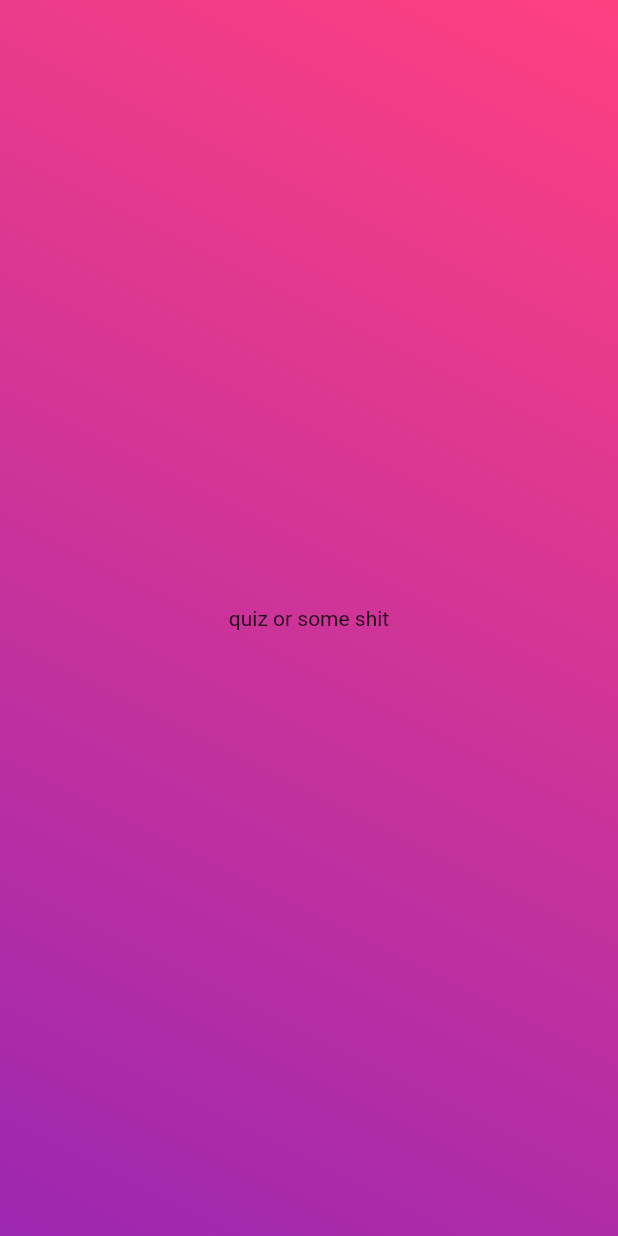
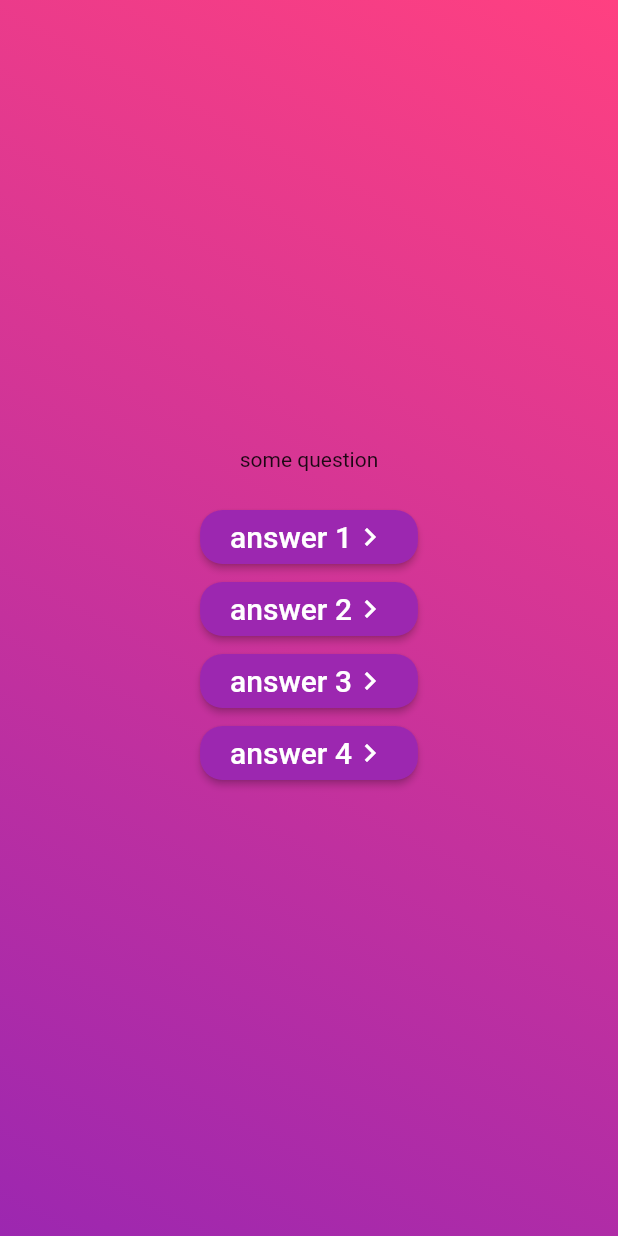
Before and after one commit to salmanbri7/flutter-quiz, a Flutter app: the screen it shows after launch, after a tap on "Start Quiz", on a phone screen of 412 x 824 dp. Run offline on Flutter 3.47's test engine with Material 2 defaults, Android fonts, the phone set to English and light mode, and no system bars.

Commit message:
i change smth i guess

```diff
--- /dev/null
+++ b/lib/models/quizQuestion.dart
@@ -0,0 +1,5 @@
+class QuizQuestion {
+  const QuizQuestion(this.text, this.answers);
+  final String text;
+  final List<String> answers;
+}
--- a/lib/questionsScreen.dart
+++ b/lib/questionsScreen.dart
@@ -1,12 +1,67 @@
 import 'package:flutter/material.dart';
 
-class QuestionsScreen extends StatelessWidget {
+class QuestionsScreen extends StatefulWidget {
   const QuestionsScreen({
     super.key,
   });
 
   @override
+  State<QuestionsScreen> createState() => _QuestionsScreenState();
+}
+
+class _QuestionsScreenState extends State<QuestionsScreen> {
+  @override
   Widget build(BuildContext context) {
-    return Center(child: const Text("quiz or some shit"));
+    return Center(
+      child: Column(
+        mainAxisSize: MainAxisSize.min,
+        children: [
+          const Text("some question"),
+          SizedBox(
+            height: 20,
+          ),
+          AnswerButton("answer 1", () {}),
+          AnswerButton("answer 2", () {}),
+          AnswerButton("answer 3", () {}),
+          AnswerButton("answer 4", () {}),
+        ],
+      ),
+    );
   }
 }
+
+class AnswerButton extends StatelessWidget {
+  const AnswerButton(
+    this.answer,
+    this.onTap, {
+    super.key,
+  });
+  final String answer;
+  final void Function() onTap;
+  @override
+  Widget build(BuildContext context) {
+    return ElevatedButton(
+      style: ElevatedButton.styleFrom(
+        padding: EdgeInsets.symmetric(horizontal: 20, vertical: 2),
+        backgroundColor: Colors.purple,
+        shape: RoundedRectangleBorder(
+          borderRadius: BorderRadius.circular(15),
+        ),
+      ),
+      onPressed: onTap,
+      child: Row(
+        mainAxisSize: MainAxisSize.min,
+        children: [
+          Text(
+            answer,
+            style: const TextStyle(
+              color: Colors.white,
+              fontSize: 20,
+            ),
+          ),
+          Icon(Icons.keyboard_arrow_right),
+        ],
+      ),
+    );
+  }
+}
```
Also changed, not shown: lib/data/questions.dart (added, +58 -0 lines).
